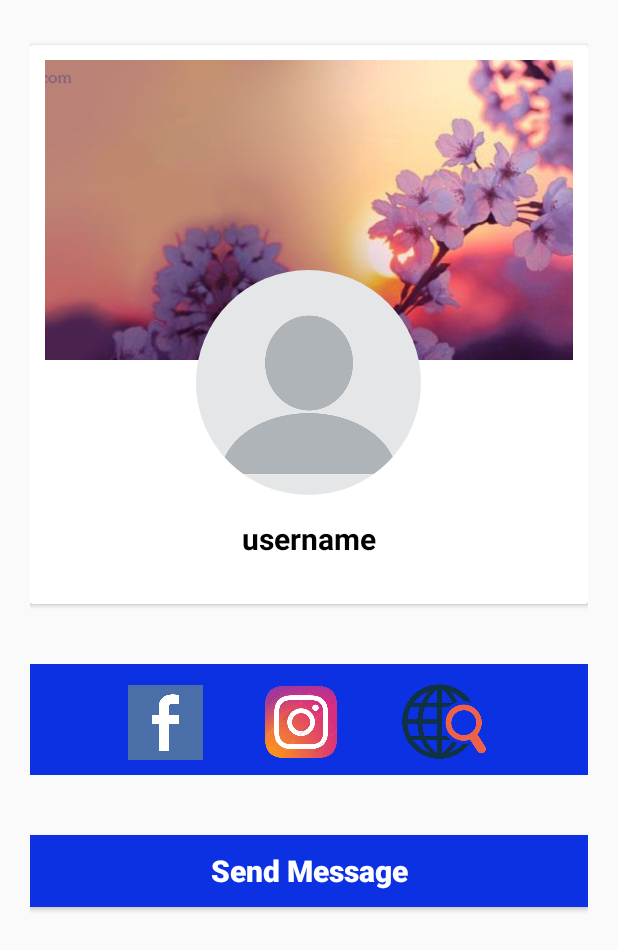
After one commit to Pratishtha123/Chatty, an Android app: the VisitUserProfileActivity screen opened directly, with no data from a screen before it, on a phone screen of 412 x 824 dp. The commit adds this screen. Shown: the top 950 px of the screen. Run offline under Robolectric (Android 15) with nearby library versions, the phone set to English and light mode, and no system bars; our stand-ins replace CircleImageView, Firebase (no records; nobody signed in at launch, a user with empty details on screens opened directly), Picasso; pictures from the network do not load.

Commit message:
visit profile feature added

```diff
--- a/app/src/main/AndroidManifest.xml
+++ b/app/src/main/AndroidManifest.xml
@@ -13,7 +13,8 @@
         android:roundIcon="@mipmap/chat_app_icon_round"
         android:supportsRtl="true"
         android:theme="@style/AppTheme">
-        <activity android:name=".Activity.ViewFullImageActivity"></activity>
+        <activity android:name=".Activity.VisitUserProfileActivity"></activity>
+        <activity android:name=".Activity.ViewFullImageActivity" />
         <activity android:name=".Activity.MessageChatActivity" />
         <activity android:name=".Activity.WelcomeActivity">
             <intent-filter>
--- /dev/null
+++ b/app/src/main/java/com/paru/chatty/Activity/VisitUserProfileActivity.kt
@@ -0,0 +1,72 @@
+package com.paru.chatty.Activity
+
+import android.content.Intent
+import android.net.Uri
+import androidx.appcompat.app.AppCompatActivity
+import android.os.Bundle
+import com.google.firebase.database.DataSnapshot
+import com.google.firebase.database.DatabaseError
+import com.google.firebase.database.FirebaseDatabase
+import com.google.firebase.database.ValueEventListener
+import com.paru.chatty.ModelClasses.Users
+import com.paru.chatty.R
+import com.squareup.picasso.Picasso
+import kotlinx.android.synthetic.main.activity_visit_user_profile.*
+
+class VisitUserProfileActivity : AppCompatActivity() {
+
+    private var userVisitId:String=""
+    var user:Users?=null
+
+    override fun onCreate(savedInstanceState: Bundle?) {
+        super.onCreate(savedInstanceState)
+        setContentView(R.layout.activity_visit_user_profile)
+
+        userVisitId=intent.getStringExtra("visit_id")
+
+        val ref=FirebaseDatabase.getInstance().reference.child("users").child(userVisitId)
+        ref.addValueEventListener(object :ValueEventListener{
+            override fun onDataChange(p0: DataSnapshot) {
+                if (p0.exists())
+                {
+                    user=p0.getValue(Users::class.java)
+
+                    username_display.text=user!!.getUserName()
+                    Picasso.get().load(user!!.getProfile()).into(profile_display)
+                    Picasso.get().load(user!!.getCover()).into(cover_display)
+
+                }
+            }
+
+            override fun onCancelled(p0: DatabaseError) {
+
+            }
+        })
+
+        facebook_display.setOnClickListener{
+            val uri=Uri.parse(user!!.getFacebook())
+
+            val intent=Intent(Intent.ACTION_VIEW,uri)
+            startActivity(intent)
+        }
+        instagram_display.setOnClickListener{
+            val uri=Uri.parse(user!!.getInstagram())
+
+            val intent=Intent(Intent.ACTION_VIEW,uri)
+            startActivity(intent)
+        }
+        website_display.setOnClickListener{
+            val uri=Uri.parse(user!!.getWebsite())
+
+            val intent=Intent(Intent.ACTION_VIEW,uri)
+            startActivity(intent)
+        }
+
+        send_msg_btn.setOnClickListener{
+            val intent= Intent(this@VisitUserProfileActivity,
+                MessageChatActivity::class.java)
+            intent.putExtra("visit_id",user!!.getUID())
+            startActivity(intent)
+        }
+    }
+}
--- a/app/src/main/java/com/paru/chatty/AdapterClasses/UserAdapter.kt
+++ b/app/src/main/java/com/paru/chatty/AdapterClasses/UserAdapter.kt
@@ -16,6 +16,7 @@ import com.google.firebase.database.DatabaseError
 import com.google.firebase.database.FirebaseDatabase
 import com.google.firebase.database.ValueEventListener
 import com.paru.chatty.Activity.MessageChatActivity
+import com.paru.chatty.Activity.VisitUserProfileActivity
 import com.paru.chatty.Activity.WelcomeActivity
 import com.paru.chatty.ModelClasses.Chat
 import com.paru.chatty.ModelClasses.Users
@@ -108,7 +109,10 @@ class UserAdapter(
                 }
                 if(position == 1)
                 {
-
+                    val intent= Intent(mContext,
+                        VisitUserProfileActivity::class.java)
+                    intent.putExtra("visit_id",user.getUID())
+                    mContext.startActivity(intent)
                 }
             })
             builder.show()
--- /dev/null
+++ b/app/src/main/res/layout/activity_visit_user_profile.xml
@@ -0,0 +1,109 @@
+<?xml version="1.0" encoding="utf-8"?>
+<RelativeLayout xmlns:android="http://schemas.android.com/apk/res/android"
+    xmlns:app="http://schemas.android.com/apk/res-auto"
+    xmlns:tools="http://schemas.android.com/tools"
+    android:padding="20dp"
+    android:layout_width="match_parent"
+    android:layout_height="match_parent"
+    tools:context=".Activity.VisitUserProfileActivity">
+
+    <androidx.cardview.widget.CardView
+        android:id="@+id/cv1"
+        android:layout_width="match_parent"
+        android:layout_height="wrap_content"
+        android:layout_marginTop="10dp">
+
+        <RelativeLayout
+            android:layout_width="match_parent"
+            android:layout_height="wrap_content"
+            android:padding="10dp">
+
+            <ImageView
+                android:id="@+id/cover_display"
+                android:layout_width="match_parent"
+                android:layout_height="200dp"
+                android:src="@drawable/cover"
+                android:scaleType="centerCrop"/>
+
+            <de.hdodenhof.circleimageview.CircleImageView
+                android:id="@+id/profile_display"
+                android:layout_width="150dp"
+                android:layout_height="150dp"
+                android:layout_centerHorizontal="true"
+                android:layout_marginTop="140dp"
+                android:scaleType="centerCrop"
+                android:src="@drawable/profile"/>
+
+            <TextView
+                android:id="@+id/username_display"
+                android:layout_width="wrap_content"
+                android:layout_height="wrap_content"
+                android:text="username"
+                android:layout_below="@id/profile_display"
+                android:layout_centerHorizontal="true"
+                android:layout_marginTop="15dp"
+                android:textColor="#000000"
+                android:textStyle="bold"
+                android:textSize="20sp"
+                android:layout_marginBottom="20dp"/>
+
+        </RelativeLayout>
+
+    </androidx.cardview.widget.CardView>
+
+    <LinearLayout
+        android:id="@+id/ll1"
+        android:layout_width="match_parent"
+        android:layout_height="wrap_content"
+        android:layout_below="@id/cv1"
+        android:gravity="center"
+        android:background="@color/colorPrimaryDark"
+        android:layout_marginTop="40dp"
+        android:orientation="horizontal"
+        android:padding="6dp">
+
+        <ImageView
+            android:id="@+id/facebook_display"
+            android:layout_width="50dp"
+            android:layout_height="50dp"
+            android:src="@drawable/fb"
+            android:scaleType="centerCrop"
+            android:layout_marginTop="2dp"
+            android:layout_marginRight="35dp"
+            android:layout_gravity="center"/>
+
+        <ImageView
+            android:id="@+id/instagram_display"
+            android:layout_width="60dp"
+            android:layout_height="60dp"
+            android:src="@drawable/instagram"
+            android:scaleType="centerCrop"
+            android:layout_marginTop="2dp"
+            android:layout_gravity="center"/>
+
+        <ImageView
+            android:id="@+id/website_display"
+            android:layout_width="60dp"
+            android:layout_height="60dp"
+            android:src="@drawable/website"
+            android:scaleType="centerCrop"
+            android:layout_marginTop="2dp"
+            android:layout_marginLeft="35dp"
+            android:layout_gravity="center"/>
+
+    </LinearLayout>
+
+    <Button
+        android:id="@+id/send_msg_btn"
+        android:layout_width="match_parent"
+        android:layout_height="wrap_content"
+        android:layout_below="@id/ll1"
+        android:layout_marginTop="40dp"
+        android:textColor="#ffffff"
+        android:textAllCaps="false"
+        android:text="Send Message"
+        android:textSize="20sp"
+        android:textStyle="bold"
+        android:background="@color/colorPrimaryDark"/>
+
+</RelativeLayout>
```
